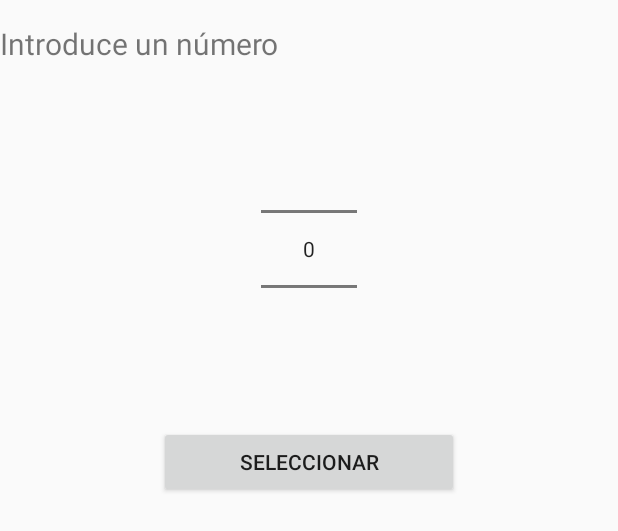
After one commit to adatapoint/StarWarsInfo, an Android app: the layout dialog_number_input.xml on its own in the app's theme, with its tools: preview values and no code run, on a phone screen of 412 x 824 dp. The commit adds this screen. Shown: the top 531 px of the screen. Run offline under Robolectric (Android 15) with nearby library versions, the phone set to English and light mode, and no system bars.

Commit message:
Trabajando en el selector de número

```diff
--- a/app/src/main/java/com/vince/starwarsinfo/SelectorActivity.kt
+++ b/app/src/main/java/com/vince/starwarsinfo/SelectorActivity.kt
@@ -1,15 +1,35 @@
 package com.vince.starwarsinfo
 
+import android.app.Dialog
 import android.support.v7.app.AppCompatActivity
 import android.os.Bundle
+import android.view.Window
+import kotlinx.android.synthetic.main.activity_selector.*
+import kotlinx.android.synthetic.main.dialog_number_input.*
 
 class SelectorActivity : AppCompatActivity() {
+
+    val START: String = "1"
+    val END_PLANETS: String = "61"
+    val END_PEOPLE: String = "88"
+    val END_STARSHIPS: String = "13"
 
     override fun onCreate(savedInstanceState: Bundle?) {
         super.onCreate(savedInstanceState)
         setContentView(R.layout.activity_selector)
+
+        btn_people.setOnClickListener { openDialog(END_PEOPLE) }
+        btn_planets.setOnClickListener { openDialog(END_PLANETS) }
+        btn_starships.setOnClickListener { openDialog(END_STARSHIPS) }
+    }
+
+    fun openDialog(end: String){
+        val numberSelectDialog : Dialog = Dialog(this)
+        numberSelectDialog.setContentView(R.layout.dialog_number_input)
+
+        dialog_start.text = "1"
+        dialog_end.text = end
     }
 
 
-
 }
--- a/app/src/main/res/layout/activity_selector.xml
+++ b/app/src/main/res/layout/activity_selector.xml
@@ -6,6 +6,8 @@
         android:layout_width="match_parent"
         android:layout_height="match_parent"
         tools:context=".SelectorActivity">
+    <Button android:layout_width="0dp" android:layout_height="0dp"
+            android:id="@+id/btn_selector"/>
 
     <TextView
             android:layout_width="260dp"
--- /dev/null
+++ b/app/src/main/res/layout/dialog_number_input.xml
@@ -0,0 +1,79 @@
+<?xml version="1.0" encoding="utf-8"?>
+<LinearLayout xmlns:android="http://schemas.android.com/apk/res/android"
+              android:layout_width="match_parent"
+              android:layout_height="match_parent"
+              xmlns:app="http://schemas.android.com/apk/res-auto"
+              android:gravity="center_horizontal"
+              android:orientation="vertical">
+
+    <TextView
+            android:layout_width="wrap_content"
+            android:layout_height="wrap_content"
+            android:layout_gravity="start"
+            android:layout_marginBottom="25dp"
+            android:text="Introduce un número"
+            android:textSize="20sp"
+            android:layout_marginTop="15dp"/>
+
+
+
+    <FrameLayout
+            android:layout_gravity="center"
+            android:layout_width="wrap_content"
+            android:layout_height="wrap_content">
+
+
+        <LinearLayout
+                android:layout_width="match_parent"
+                android:layout_height="wrap_content"
+                android:orientation="horizontal">
+
+
+            <TextView
+                    android:id="@+id/dialog_start"
+                    android:layout_width="wrap_content"
+                    android:layout_height="wrap_content"
+                    android:layout_gravity="start|center"
+                    android:paddingEnd="20dp"
+                    android:paddingStart="20dp"
+                    android:textAlignment="center"
+                    android:textSize="30sp"
+                    android:layout_marginEnd="30dp"
+            />
+
+            <NumberPicker
+                    android:id="@+id/numberPicker"
+                    android:layout_width="wrap_content"
+                    android:layout_height="wrap_content"
+                    android:layout_marginBottom="8dp"
+                    android:layout_marginEnd="8dp"
+                    android:layout_marginStart="8dp"
+                    android:layout_marginTop="8dp"
+                    app:layout_constraintEnd_toEndOf="parent"
+                    app:layout_constraintStart_toStartOf="parent"/>
+
+            <TextView
+                    android:id="@+id/dialog_end"
+                    android:layout_width="wrap_content"
+                    android:layout_height="wrap_content"
+                    android:layout_gravity="start|center"
+                    android:paddingEnd="20dp"
+                    android:paddingStart="20dp"
+                    android:textAlignment="center"
+                    android:layout_marginStart="30dp"
+                    android:textSize="30sp"
+            />
+
+        </LinearLayout>
+
+
+    </FrameLayout>
+
+    <Button
+        android:layout_width="200dp"
+        android:layout_height="wrap_content"
+        android:layout_marginTop="20dp"
+        android:text="Seleccionar"
+    />
+
+</LinearLayout>
```
